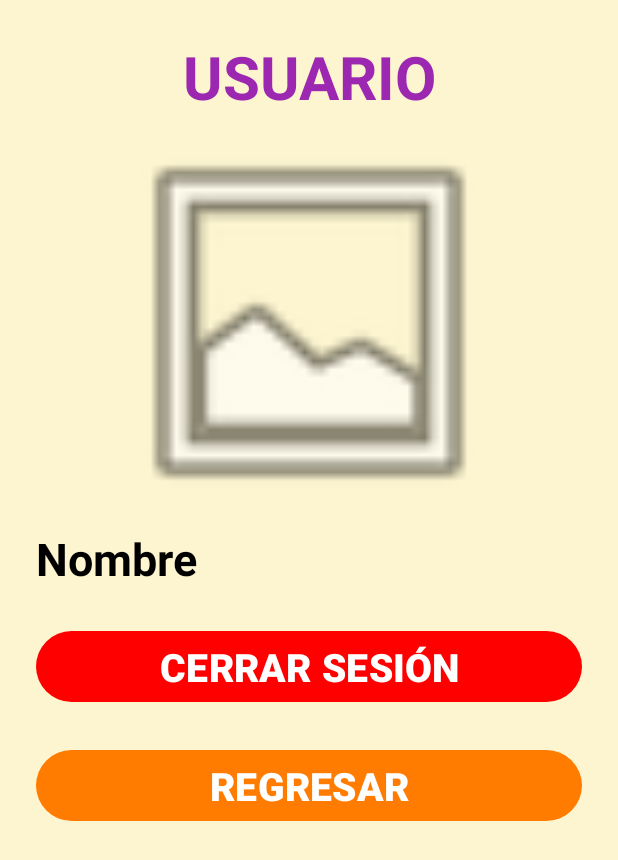
After one commit to AmadaSarahi/HBGcompartido, an Android app: the UserActivity screen opened directly, with no data from a screen before it, on a phone screen of 412 x 824 dp. The commit adds this screen. Shown: the top 860 px of the screen. Run offline under Robolectric (Android 15) with nearby library versions, the phone set to English and light mode, and no system bars; our stand-ins replace Firebase (no records; nobody signed in at launch, a user with empty details on screens opened directly).

Commit message:
Se completó la pantalla principal Se está trabajando en la pantalla del usuario

```diff
--- a/app/build.gradle
+++ b/app/build.gradle
@@ -61,6 +61,7 @@ dependencies {
     implementation 'androidx.compose.ui:ui-tooling-preview'
     implementation 'androidx.compose.material3:material3'
     implementation 'com.google.firebase:firebase-auth-ktx:22.1.0'
+    implementation 'com.google.firebase:firebase-firestore:24.4.1'
     testImplementation 'junit:junit:4.13.2'
     androidTestImplementation 'androidx.test.ext:junit:1.1.5'
     androidTestImplementation 'androidx.test.espresso:espresso-core:3.5.1'
--- /dev/null
+++ b/app/src/main/java/com/example/hbg/UserActivity.java
@@ -0,0 +1,33 @@
+package com.example.hbg;
+
+import androidx.appcompat.app.AppCompatActivity;
+
+import android.content.Intent;
+import android.os.Bundle;
+import android.widget.Button;
+
+import com.google.firebase.auth.FirebaseAuth;
+import com.google.firebase.auth.FirebaseUser;
+
+public class UserActivity extends AppCompatActivity {
+    Button btnLogOut, btnRegresar;
+    FirebaseAuth mAuth;
+    @Override
+    protected void onCreate(Bundle savedInstanceState) {
+        super.onCreate(savedInstanceState);
+        setContentView(R.layout.activity_user);
+
+        btnLogOut = findViewById(R.id.btnLogOut);
+        btnRegresar = findViewById(R.id.btnRegresar);
+        mAuth = FirebaseAuth.getInstance();
+
+        btnLogOut.setOnClickListener(view -> {
+            mAuth.signOut();
+            startActivity(new Intent(UserActivity.this, LoginActivity.class));
+        });
+        btnRegresar.setOnClickListener(view -> {
+            startActivity(new Intent(UserActivity.this, MainActivity.class));
+        });
+    }
+
+}
--- /dev/null
+++ b/app/src/main/res/drawable/ic_settings.xml
@@ -0,0 +1,5 @@
+<vector android:height="24dp" android:tint="#000000"
+    android:viewportHeight="24" android:viewportWidth="24"
+    android:width="24dp" xmlns:android="http://schemas.android.com/apk/res/android">
+    <path android:fillColor="@color/black" android:pathData="M19.14,12.94c0.04,-0.3 0.06,-0.61 0.06,-0.94c0,-0.32 -0.02,-0.64 -0.07,-0.94l2.03,-1.58c0.18,-0.14 0.23,-0.41 0.12,-0.61l-1.92,-3.32c-0.12,-0.22 -0.37,-0.29 -0.59,-0.22l-2.39,0.96c-0.5,-0.38 -1.03,-0.7 -1.62,-0.94L14.4,2.81c-0.04,-0.24 -0.24,-0.41 -0.48,-0.41h-3.84c-0.24,0 -0.43,0.17 -0.47,0.41L9.25,5.35C8.66,5.59 8.12,5.92 7.63,6.29L5.24,5.33c-0.22,-0.08 -0.47,0 -0.59,0.22L2.74,8.87C2.62,9.08 2.66,9.34 2.86,9.48l2.03,1.58C4.84,11.36 4.8,11.69 4.8,12s0.02,0.64 0.07,0.94l-2.03,1.58c-0.18,0.14 -0.23,0.41 -0.12,0.61l1.92,3.32c0.12,0.22 0.37,0.29 0.59,0.22l2.39,-0.96c0.5,0.38 1.03,0.7 1.62,0.94l0.36,2.54c0.05,0.24 0.24,0.41 0.48,0.41h3.84c0.24,0 0.44,-0.17 0.47,-0.41l0.36,-2.54c0.59,-0.24 1.13,-0.56 1.62,-0.94l2.39,0.96c0.22,0.08 0.47,0 0.59,-0.22l1.92,-3.32c0.12,-0.22 0.07,-0.47 -0.12,-0.61L19.14,12.94zM12,15.6c-1.98,0 -3.6,-1.62 -3.6,-3.6s1.62,-3.6 3.6,-3.6s3.6,1.62 3.6,3.6S13.98,15.6 12,15.6z"/>
+</vector>
--- /dev/null
+++ b/app/src/main/res/drawable/ic_user.xml
@@ -0,0 +1,5 @@
+<vector android:height="24dp" android:tint="#000000"
+    android:viewportHeight="24" android:viewportWidth="24"
+    android:width="24dp" xmlns:android="http://schemas.android.com/apk/res/android">
+    <path android:fillColor="@color/black" android:pathData="M12,2C6.48,2 2,6.48 2,12s4.48,10 10,10s10,-4.48 10,-10S17.52,2 12,2zM12,6c1.93,0 3.5,1.57 3.5,3.5S13.93,13 12,13s-3.5,-1.57 -3.5,-3.5S10.07,6 12,6zM12,20c-2.03,0 -4.43,-0.82 -6.14,-2.88C7.55,15.8 9.68,15 12,15s4.45,0.8 6.14,2.12C16.43,19.18 14.03,20 12,20z"/>
+</vector>
--- /dev/null
+++ b/app/src/main/res/layout/activity_user.xml
@@ -0,0 +1,66 @@
+<?xml version="1.0" encoding="utf-8"?>
+<LinearLayout xmlns:android="http://schemas.android.com/apk/res/android"
+    xmlns:app="http://schemas.android.com/apk/res-auto"
+    xmlns:tools="http://schemas.android.com/tools"
+    android:layout_width="match_parent"
+    android:layout_height="match_parent"
+    android:padding="24dp"
+    android:orientation="vertical"
+
+    android:background="#FDF5D0"
+    tools:context=".UserActivity">
+
+    <TextView
+        android:id="@+id/txtV_USER"
+        android:layout_width="match_parent"
+        android:layout_height="wrap_content"
+        android:gravity="center_horizontal"
+        android:text="USUARIO"
+        android:textAlignment="center"
+        android:textColor="#9c27b0"
+        android:textSize="40sp"
+        android:textStyle="bold" />
+
+    <LinearLayout
+        android:layout_width="match_parent"
+        android:layout_height="match_parent"
+        android:orientation="vertical">
+
+        <ImageView
+            android:id="@+id/imgViewUser"
+            android:layout_width="match_parent"
+            android:layout_height="274dp"
+            app:srcCompat="@android:drawable/ic_menu_gallery" />
+
+        <TextView
+            android:id="@+id/txtV_UserName"
+            android:layout_width="match_parent"
+            android:layout_height="wrap_content"
+            android:text="Nombre"
+            android:textColor="#000000"
+            android:textSize="30sp"
+            android:textStyle="bold"/>
+
+        <com.google.android.material.button.MaterialButton
+            android:id="@+id/btnLogOut"
+            android:layout_width="match_parent"
+            android:layout_height="wrap_content"
+            android:layout_marginTop="24dp"
+            android:text="CERRAR SESIÓN"
+            android:textColor="#FFFFFF"
+            android:textSize="26sp"
+            android:textStyle="bold"
+            app:backgroundTint="#FF0000" />
+
+        <com.google.android.material.button.MaterialButton
+            android:id="@+id/btnRegresar"
+            android:layout_width="match_parent"
+            android:layout_height="wrap_content"
+            android:layout_marginTop="24dp"
+            android:text="REGRESAR"
+            android:textColor="#FFFFFF"
+            android:textSize="26sp"
+            android:textStyle="bold"
+            app:backgroundTint="#ff7c00" />
+    </LinearLayout>
+</LinearLayout>
--- a/app/src/main/res/layout/registro_activity.xml
+++ b/app/src/main/res/layout/registro_activity.xml
@@ -24,8 +24,8 @@
             android:text="REGISTRATE!"
             android:textSize="34sp"
             android:textAlignment="center"
+            android:textStyle="bold"
             android:textColor="#00027F"
-            android:textStyle="bold"
             android:gravity="center_horizontal" />
 
         <TextView
@@ -136,7 +136,7 @@
             android:textColor="#FFFFFF"
             android:textSize="26sp"
             android:textStyle="bold"
-            app:backgroundTint="#E91E63" />
+            app:backgroundTint="#ff7c00" />
 
 
 
```
Also changed, not shown: app/src/main/AndroidManifest.xml (+8 -6 lines), app/src/main/java/com/example/hbg/LoginActivity.java (+20 -0 lines), app/src/main/java/com/example/hbg/MainActivity.java (+9 -1 lines), app/src/main/res/layout/activity_main.xml (+87 -15 lines).
